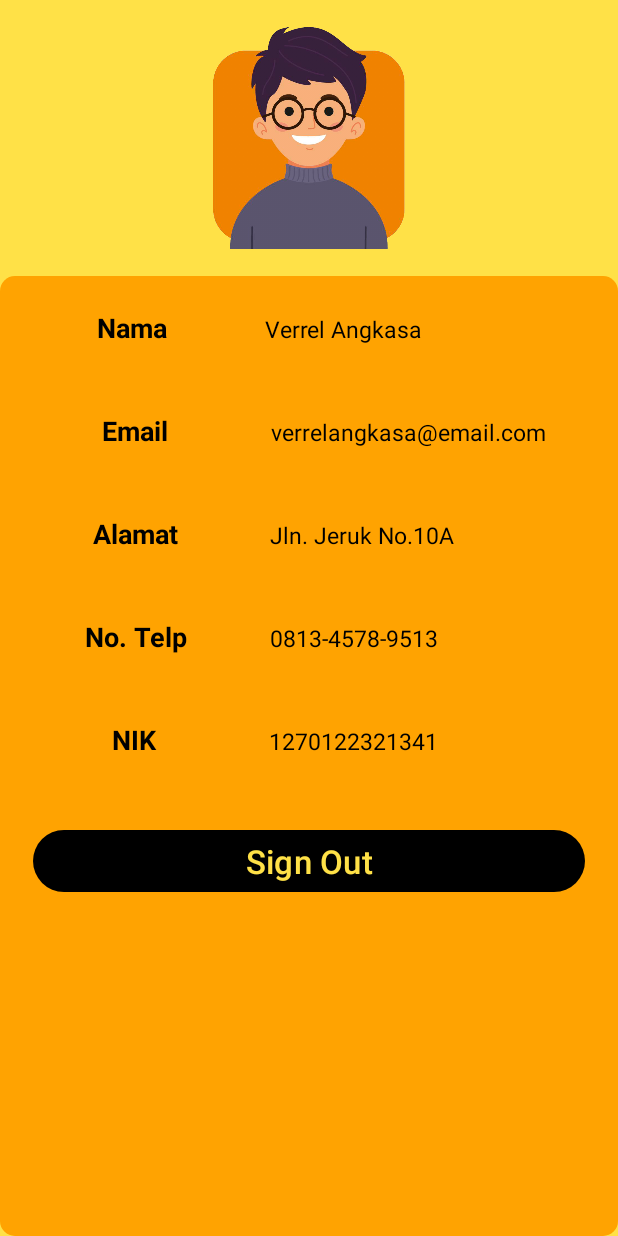
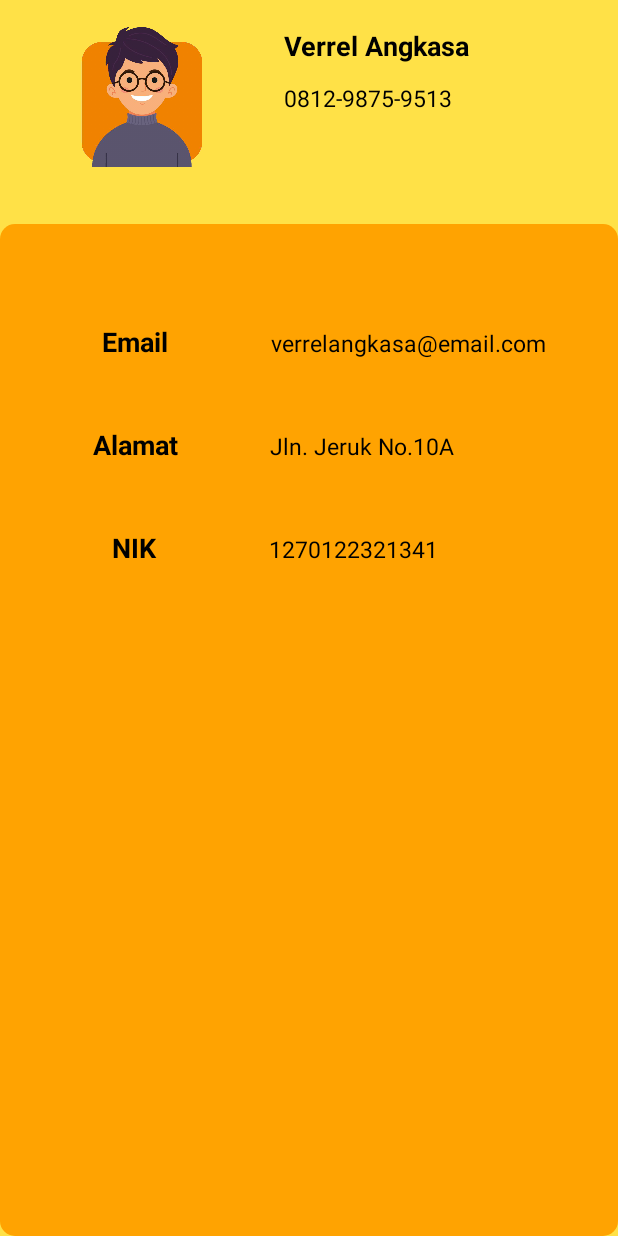
Before and after one commit to VickyDarmana/NoPungLi, an Android app: the fragment ProfileFragment shown on its own in the app's theme, on a phone screen of 412 x 824 dp. Run offline under Robolectric (Android 15) with nearby library versions, the phone set to English and light mode, and no system bars.

Commit message:
sdas
sacaw

```diff
--- a/app/src/main/java/edu/uph/nopungli/Home.java
+++ b/app/src/main/java/edu/uph/nopungli/Home.java
@@ -28,7 +28,6 @@ public class Home extends AppCompatActivity {
             }
             return true;
         });
-
     }
 
     private void replaceFragment (Fragment fragment) {
--- a/app/src/main/res/layout/activity_home.xml
+++ b/app/src/main/res/layout/activity_home.xml
@@ -7,14 +7,13 @@
     tools:context=".Home">
 
     <LinearLayout
-        android:id="@+id/linear_layout"
-        android:layout_width="0dp"
-        android:layout_height="0dp"
+        android:layout_width="match_parent"
+        android:layout_height="match_parent"
         android:orientation="vertical"
         app:layout_constraintBottom_toTopOf="@+id/bottomNavigationView"
         app:layout_constraintEnd_toEndOf="parent"
-        app:layout_constraintStart_toStartOf="parent"
-        app:layout_constraintTop_toTopOf="parent"/>
+        app:layout_constraintStart_toStartOf="parent">
+    </LinearLayout>
 
     <com.google.android.material.bottomnavigation.BottomNavigationView
         android:id="@+id/bottomNavigationView"
@@ -24,5 +23,4 @@
         app:layout_constraintEnd_toEndOf="parent"
         app:layout_constraintStart_toStartOf="parent"
         app:menu="@menu/bottom_nav_menu"/>
-
 </androidx.constraintlayout.widget.ConstraintLayout>
--- a/app/src/main/res/layout/fragment_profile.xml
+++ b/app/src/main/res/layout/fragment_profile.xml
@@ -8,6 +8,7 @@
     tools:context=".ProfileFragment">
 
     <LinearLayout
+        android:id="@+id/linear_layout"
         android:layout_width="match_parent"
         android:layout_height="match_parent"
         android:orientation="vertical"
@@ -17,16 +18,51 @@
 
         <LinearLayout
             android:layout_width="match_parent"
-            android:layout_height="148dp"
-            android:orientation="vertical"
+            android:layout_height="113dp"
             android:layout_marginTop="8pt"
-            android:layout_marginBottom="8pt">
+            android:layout_marginBottom="8pt"
+            android:orientation="vertical">
 
-            <ImageView
-                android:id="@+id/imageView"
+            <LinearLayout
                 android:layout_width="match_parent"
-                android:layout_height="wrap_content"
-                app:srcCompat="@drawable/user" />
+                android:layout_height="93dp"
+                android:orientation="horizontal">
+
+                <ImageView
+                    android:id="@+id/imageView"
+                    android:layout_width="189dp"
+                    android:layout_height="wrap_content"
+                    app:srcCompat="@drawable/user" />
+
+                <LinearLayout
+                    android:layout_width="match_parent"
+                    android:layout_height="match_parent"
+                    android:orientation="vertical">
+
+                    <TextView
+                        android:id="@+id/textView7"
+                        android:layout_width="wrap_content"
+                        android:layout_height="wrap_content"
+                        android:layout_weight="1"
+                        android:text="Verrel Angkasa"
+                        android:textColor="@color/black"
+                        android:textSize="8pt"
+                        android:textStyle="bold" />
+
+                    <TextView
+                        android:id="@+id/textView6"
+                        android:layout_width="163dp"
+                        android:layout_height="44dp"
+                        android:layout_weight="1"
+                        android:text="0812-9875-9513"
+                        android:textAlignment="textStart"
+                        android:textColor="@color/black"
+                        android:textSize="7pt" />
+
+                </LinearLayout>
+
+            </LinearLayout>
+
         </LinearLayout>
 
         <LinearLayout
@@ -45,25 +81,6 @@
                 app:layout_constraintEnd_toEndOf="parent"
                 app:layout_constraintStart_toStartOf="parent">
 
-                <TextView
-                    android:id="@+id/textView6"
-                    android:layout_width="wrap_content"
-                    android:layout_height="wrap_content"
-                    android:layout_weight="1"
-                    android:text="Nama"
-                    android:textAlignment="center"
-                    android:textColor="@color/black"
-                    android:textSize="8pt"
-                    android:textStyle="bold" />
-
-                <TextView
-                    android:id="@+id/textView7"
-                    android:layout_width="wrap_content"
-                    android:layout_height="wrap_content"
-                    android:layout_weight="1"
-                    android:text="Verrel Angkasa"
-                    android:textColor="@color/black"
-                    android:textSize="7pt" />
             </LinearLayout>
 
             <LinearLayout
@@ -131,36 +148,6 @@
                 android:layout_height="wrap_content"
                 android:layout_marginTop="10pt"
                 android:layout_marginBottom="10pt"
-                android:orientation="horizontal"
-                app:layout_constraintEnd_toEndOf="parent"
-                app:layout_constraintStart_toStartOf="parent">
-
-                <TextView
-                    android:id="@+id/textView12"
-                    android:layout_width="60dp"
-                    android:layout_height="wrap_content"
-                    android:layout_weight="1"
-                    android:text="No. Telp"
-                    android:textAlignment="center"
-                    android:textColor="@color/black"
-                    android:textSize="8pt"
-                    android:textStyle="bold" />
-
-                <TextView
-                    android:id="@+id/textView13"
-                    android:layout_width="wrap_content"
-                    android:layout_height="wrap_content"
-                    android:layout_weight="1"
-                    android:text="0813-4578-9513"
-                    android:textColor="@color/black"
-                    android:textSize="7pt" />
-            </LinearLayout>
-
-            <LinearLayout
-                android:layout_width="match_parent"
-                android:layout_height="wrap_content"
-                android:layout_marginTop="10pt"
-                android:layout_marginBottom="10pt"
                 android:orientation="horizontal">
 
                 <TextView
@@ -184,15 +171,6 @@
                     android:textSize="7pt" />
             </LinearLayout>
 
-            <Button
-                android:id="@+id/signout"
-                android:layout_width="match_parent"
-                android:layout_height="wrap_content"
-                android:layout_margin="10pt"
-                android:text="@string/signout"
-                android:textColor="@color/yellow"
-                android:textSize="10pt" />
-
         </LinearLayout>
 
     </LinearLayout>
```
